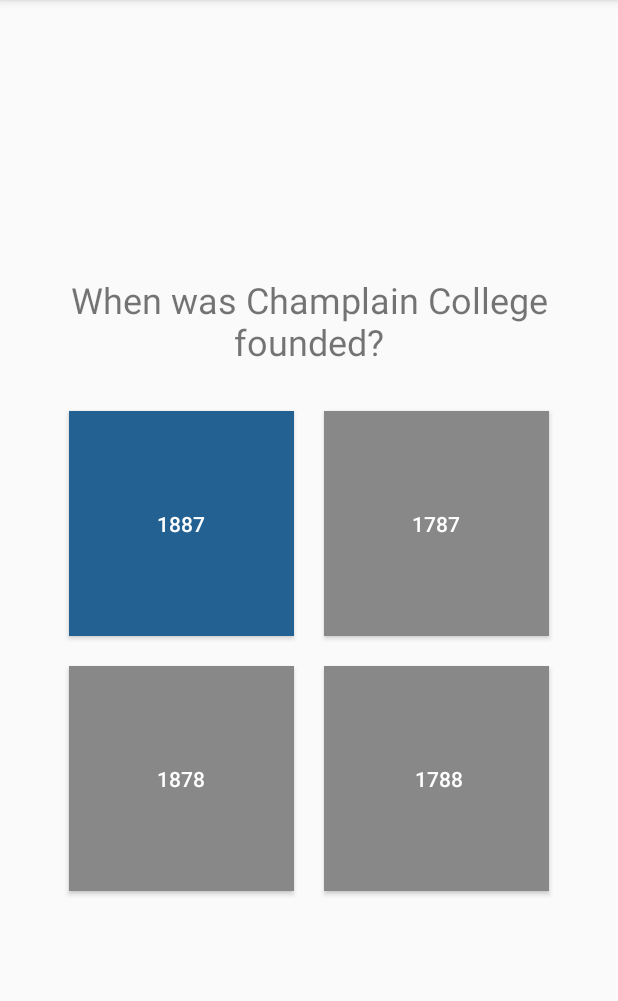
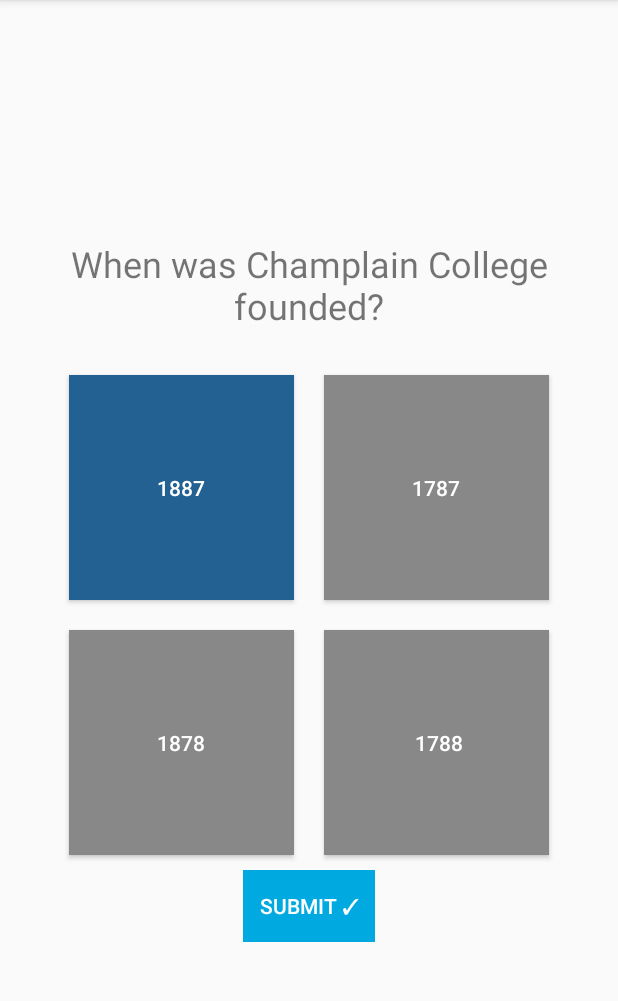
Before and after one commit to codeWonderland/champlain-trivia, an Android app: the QuizActivity screen opened directly, with no data from a screen before it, after a tap on "1887", on a phone screen of 412 x 824 dp, the part 84-1085 px from its top. Run offline under Robolectric (Android 15) with nearby library versions, the phone set to English and light mode, and no system bars; 1 statement that could not run was skipped.

Commit message:
next question system set up

```diff
--- a/app/src/main/java/us/cyosp/codewonderland/champlaintrivia/controller/QuizActivity.kt
+++ b/app/src/main/java/us/cyosp/codewonderland/champlaintrivia/controller/QuizActivity.kt
@@ -5,6 +5,8 @@ import android.content.Intent
 import android.graphics.Color
 import android.os.Bundle
 import android.support.v7.app.AppCompatActivity
+import android.util.Log
+import android.view.View
 import android.widget.Button
 import android.widget.TextView
 import android.widget.Toast
@@ -19,6 +21,7 @@ class QuizActivity : AppCompatActivity() {
     private var mPrompt: TextView? = null
     private var mAnswers = ArrayList<Button>()
     private var mNext: Button? = null
+    private var mHint: Button? = null
     private var mQuestion: Question? = null
 
     object Intent {
@@ -36,13 +39,16 @@ class QuizActivity : AppCompatActivity() {
         super.onCreate(savedInstanceState)
         setContentView(R.layout.quiz)
 
+        // grab the parts of our layout we need to modify
         mPrompt = findViewById(R.id.question)
         mAnswers.add(findViewById(R.id.answer0))
         mAnswers.add(findViewById(R.id.answer1))
         mAnswers.add(findViewById(R.id.answer2))
         mAnswers.add(findViewById(R.id.answer3))
         mNext = findViewById(R.id.nextButton)
+        mHint = findViewById(R.id.hintButton)
 
+        // set up quiz
         val quizIndex = this.intent!!.extras!!.getInt(QuizActivity.Intent.EXTRA_QUIZ_INDEX)
 
         mQuiz = QuizSelection.Data.Quizzes[quizIndex]
@@ -50,9 +56,13 @@ class QuizActivity : AppCompatActivity() {
 
         setQuestion()
 
+        // add event listeners to answer buttons
         for (answer in mAnswers) {
             setAnswerListener(answer)
         }
+
+        // add functionality to next button
+        setNextListener()
     }
 
     private fun setQuestion() {
@@ -60,6 +70,7 @@ class QuizActivity : AppCompatActivity() {
 
         val answers = mQuestion!!.getAnswers()
 
+        // update answer buttons with current options
         for (i in answers.indices) {
             if (mQuestion!!.mType == "text") {
                 mAnswers[i].text = answers[i]
@@ -73,6 +84,26 @@ class QuizActivity : AppCompatActivity() {
                 }
             }
         }
+
+        // determine a random wrong answer to remove for hint
+        var wrongAnswer: Button? = null
+
+        for (answer in mAnswers.shuffled()) {
+            answer.visibility = View.VISIBLE
+
+            if (!mQuestion!!.checkAnswer(answer.text.toString())) {
+                wrongAnswer = answer
+                break
+            }
+        }
+
+        // remove incorrect option and make hint button disappear
+        mHint!!.setOnClickListener {
+            wrongAnswer?.visibility = View.GONE
+            mHint!!.visibility = View.GONE
+
+            mHint!!.setOnClickListener(null)
+        }
     }
 
     private fun setAnswerListener(answer: Button) {
@@ -85,30 +116,35 @@ class QuizActivity : AppCompatActivity() {
                 clearListener(button)
             }
 
-            val result = mQuestion!!.checkAnswer(answer.text.toString())
+            val result = mQuiz!!.submitAnswer(answer.text.toString())
 
             Toast.makeText(this, result.toString(), Toast.LENGTH_SHORT).show()
-            /*
-            TODO: Create answer system
+            // TODO: Add sound response to answer
 
-            This should go as follows:
-            - grey out other answers (done)
-            - check answer (currently the answer is always false)
-            - display feedback via toast
-            - display next question button
-             */
+            if (mQuiz!!.onLastQuestion()) {
+                mNext!!.setText(R.string.submit_button)
+            }
+
+            mHint!!.visibility = View.GONE
+            mNext!!.visibility = View.VISIBLE
+        }
+    }
+
+    private fun setNextListener() {
+        mNext!!.setOnClickListener {
+            mNext!!.visibility = View.GONE
+
+            if (mQuiz!!.onLastQuestion()) {
+                // TODO: Submit Quiz
+                Log.d("QuizActivity", "in conditional")
+            } else {
+                mQuestion = mQuiz!!.nextQuestion()
+                setQuestion()
+            }
         }
     }
 
     private fun clearListener(button: Button) {
         button.setOnClickListener(null)
     }
-
-    /*
-    function adopted from:
-        https://stackoverflow.com/questions/36826004/kotlin-for-android-toast
-    */
-    fun Context.toast(message: CharSequence) =
-            Toast.makeText(this, message, Toast.LENGTH_SHORT).show()
-
 }
--- a/app/src/main/java/us/cyosp/codewonderland/champlaintrivia/model/Quiz.kt
+++ b/app/src/main/java/us/cyosp/codewonderland/champlaintrivia/model/Quiz.kt
@@ -10,17 +10,23 @@ class Quiz(val mName: String) {
         mQuestions.add(question)
     }
 
-    fun submitAnswer(answer: String) {
+    fun submitAnswer(answer: String) : Boolean {
         val result = mQuestions[mCurrentQuestion].checkAnswer(answer)
 
         if (result) mScore++
+
+        return result
     }
 
-    fun nextQuestion(answer: String) : Question {
+    fun nextQuestion() : Question {
         this.mCurrentQuestion =
                 (this.mCurrentQuestion + 1) % this.mQuestions.size
 
         return getQuestion()
+    }
+
+    fun onLastQuestion() : Boolean {
+        return mCurrentQuestion == mQuestions.size - 1
     }
 
     fun checkScore() : Int {
--- a/app/src/main/res/layout/quiz.xml
+++ b/app/src/main/res/layout/quiz.xml
@@ -65,6 +65,20 @@
 
     </LinearLayout>
 
+    <LinearLayout
+        android:orientation="horizontal"
+        android:layout_width="wrap_content"
+        android:layout_height="wrap_content"
+        android:gravity="center_horizontal">
+
+        <Button
+            android:id="@+id/hintButton"
+            android:layout_width="wrap_content"
+            android:layout_height="wrap_content"
+            android:background="#00a9e0"
+            android:textColor="#fff"
+            android:text="@string/hint"/>
+
         <Button
             android:id="@+id/nextButton"
             android:layout_width="wrap_content"
@@ -73,5 +87,6 @@
             android:textColor="#fff"
             android:visibility="gone"
             android:text="@string/next_button"/>
+    </LinearLayout>
 
 </LinearLayout>
--- a/app/src/main/res/values/strings.xml
+++ b/app/src/main/res/values/strings.xml
@@ -8,4 +8,5 @@
     <string name="submit_button">Submit ✓</string>
     <string name="tmp_answer">answer</string>
     <string name="tmp_question">question</string>
+    <string name="hint">HINT</string>
 </resources>
```
Lines whose indentation alone changed are shown as unchanged.
